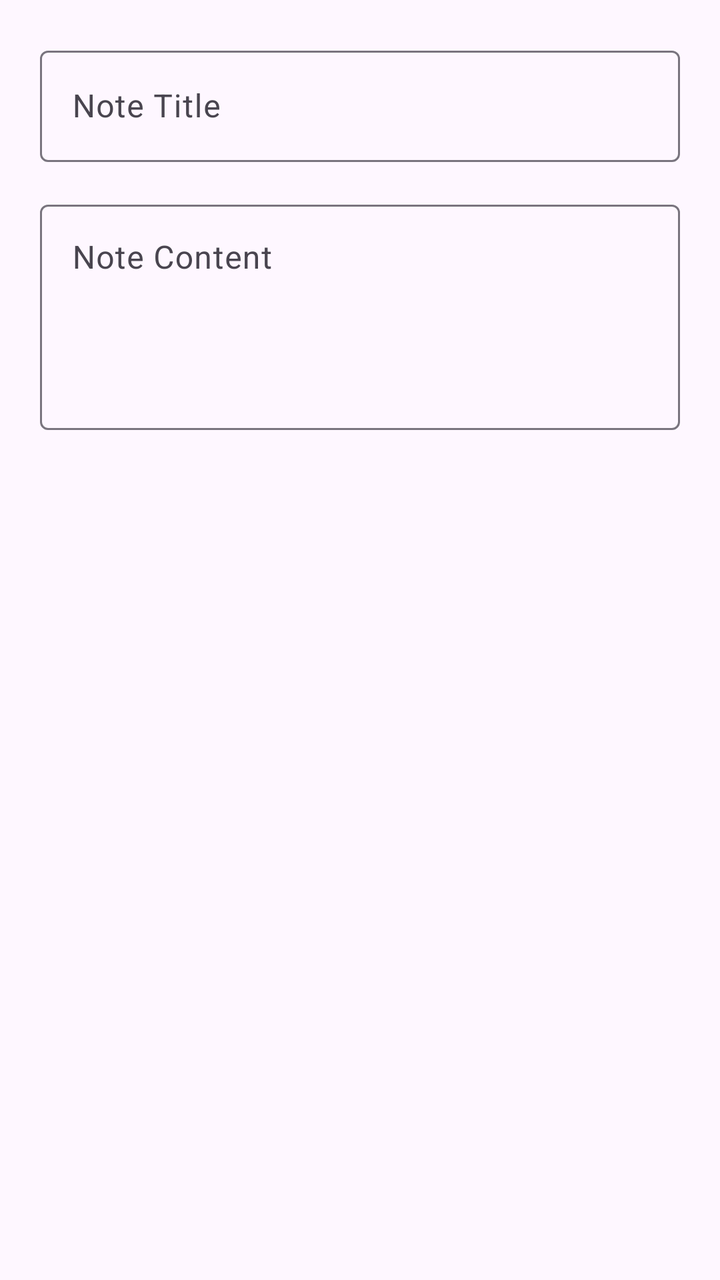
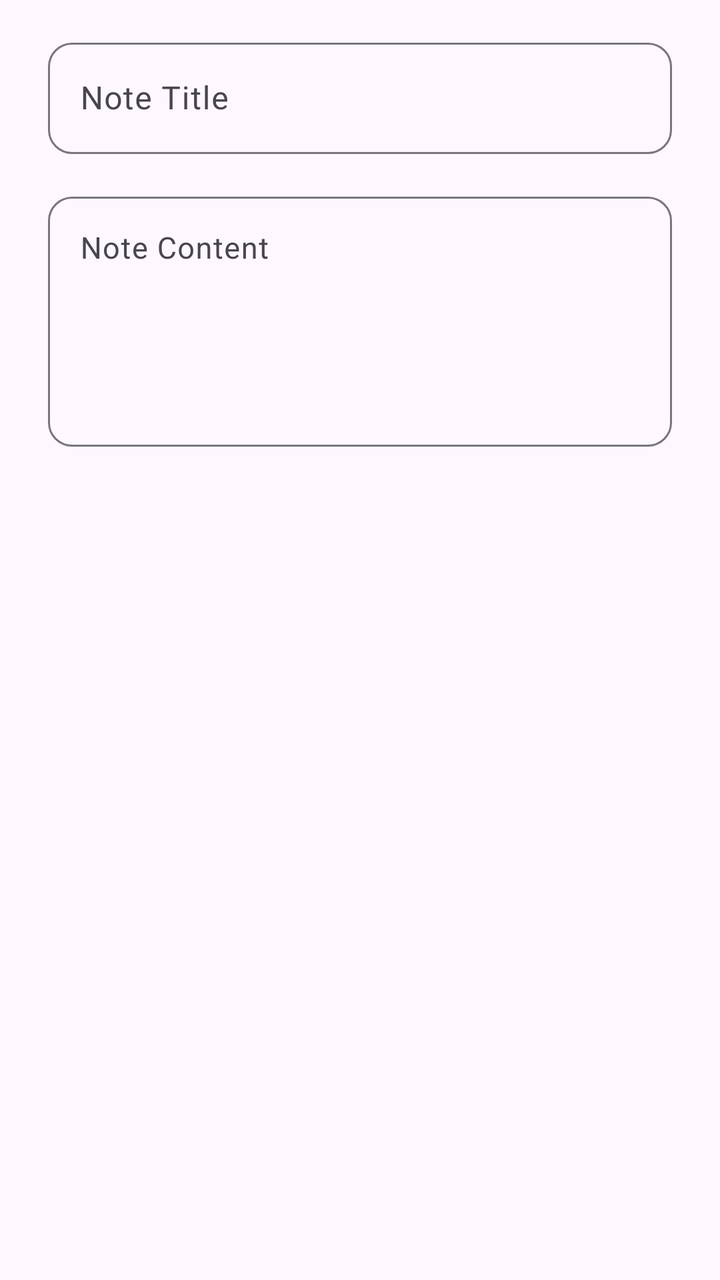

The first picture is an Android layout as it rendered before a commit; the second is the same layout after the commit. The layout source and the unified diff follow.
<!-- AndroidManifest.xml: application theme Theme.NOTESAPP -->
<!-- res/layout/dialog_add_note.xml -->
<?xml version="1.0" encoding="utf-8"?>
<LinearLayout xmlns:android="http://schemas.android.com/apk/res/android"
    android:layout_width="match_parent"
    android:layout_height="wrap_content"
    android:orientation="vertical"
    android:padding="20dp">

    <com.google.android.material.textfield.TextInputLayout
        android:layout_width="match_parent"
        android:layout_height="wrap_content"
        android:hint="Note Title"
        android:layout_marginBottom="16dp">

        <com.google.android.material.textfield.TextInputEditText
            android:id="@+id/editTitle"
            android:layout_width="match_parent"
            android:layout_height="wrap_content"
            android:inputType="textCapSentences"
            android:maxLines="1" />

    </com.google.android.material.textfield.TextInputLayout>

    <com.google.android.material.textfield.TextInputLayout
        android:layout_width="match_parent"
        android:layout_height="wrap_content"
        android:hint="Note Content">

        <com.google.android.material.textfield.TextInputEditText
            android:id="@+id/editContent"
            android:layout_width="match_parent"
            android:layout_height="wrap_content"
            android:inputType="textMultiLine|textCapSentences"
            android:minLines="4"
            android:maxLines="8"
            android:gravity="top" />

    </com.google.android.material.textfield.TextInputLayout>

</LinearLayout>
<!-- resources referenced by this layout -->
<resources>
  <style name="Theme.NOTESAPP" parent="Base.Theme.NOTESAPP" />
  <style name="Base.Theme.NOTESAPP" parent="Theme.Material3.DayNight.NoActionBar">
          
          
      </style>
</resources>

<!-- the commit's change to res/layout/dialog_add_note.xml (unified diff, before → after) -->
@@ -1,38 +1,54 @@
 <?xml version="1.0" encoding="utf-8"?>
 <LinearLayout xmlns:android="http://schemas.android.com/apk/res/android"
+    xmlns:app="http://schemas.android.com/apk/res-auto"
     android:layout_width="match_parent"
     android:layout_height="wrap_content"
     android:orientation="vertical"
-    android:padding="20dp">
+    android:paddingStart="24dp"
+    android:paddingTop="16dp"
+    android:paddingEnd="24dp"
+    android:paddingBottom="8dp">
 
     <com.google.android.material.textfield.TextInputLayout
+        style="@style/Widget.Material3.TextInputLayout.OutlinedBox"
         android:layout_width="match_parent"
         android:layout_height="wrap_content"
-        android:hint="Note Title"
-        android:layout_marginBottom="16dp">
+        android:layout_marginBottom="16dp"
+        android:hint="@string/note_title_hint"
+        app:boxCornerRadiusBottomEnd="12dp"
+        app:boxCornerRadiusBottomStart="12dp"
+        app:boxCornerRadiusTopEnd="12dp"
+        app:boxCornerRadiusTopStart="12dp">
 
         <com.google.android.material.textfield.TextInputEditText
             android:id="@+id/editTitle"
             android:layout_width="match_parent"
             android:layout_height="wrap_content"
             android:inputType="textCapSentences"
-            android:maxLines="1" />
+            android:maxLines="1"
+            android:textSize="16sp" />
 
     </com.google.android.material.textfield.TextInputLayout>
 
     <com.google.android.material.textfield.TextInputLayout
+        style="@style/Widget.Material3.TextInputLayout.OutlinedBox"
         android:layout_width="match_parent"
         android:layout_height="wrap_content"
-        android:hint="Note Content">
+        android:hint="@string/note_content_hint"
+        app:boxCornerRadiusBottomEnd="12dp"
+        app:boxCornerRadiusBottomStart="12dp"
+        app:boxCornerRadiusTopEnd="12dp"
+        app:boxCornerRadiusTopStart="12dp">
 
         <com.google.android.material.textfield.TextInputEditText
             android:id="@+id/editContent"
             android:layout_width="match_parent"
             android:layout_height="wrap_content"
+            android:gravity="top"
             android:inputType="textMultiLine|textCapSentences"
-            android:minLines="4"
             android:maxLines="8"
-            android:gravity="top" />
+            android:minLines="5"
+            android:textSize="15sp" />
 
     </com.google.android.material.textfield.TextInputLayout>
 
<!-- resource entries referenced after the edit -->
@@ -1,9 +1,18 @@
 <!-- resources referenced by this layout -->
 <resources>
+  <string name="note_content_hint">Note Content</string>
+  <string name="note_title_hint">Note Title</string>
   <style name="Theme.NOTESAPP" parent="Base.Theme.NOTESAPP" />
   <style name="Base.Theme.NOTESAPP" parent="Theme.Material3.DayNight.NoActionBar">
           
-          
+          <item name="colorPrimary">@color/primary_color</item>
+          <item name="colorOnPrimary">@color/white</item>
+          <item name="colorSecondary">@color/primary_variant</item>
+          <item name="android:statusBarColor">@android:color/transparent</item>
+          <item name="android:windowLightStatusBar">true</item>
       </style>
+  <color name="primary_color">#6366F1</color>
+  <color name="white">#FFFFFF</color>
+  <color name="primary_variant">#818CF8</color>
 </resources>
 
